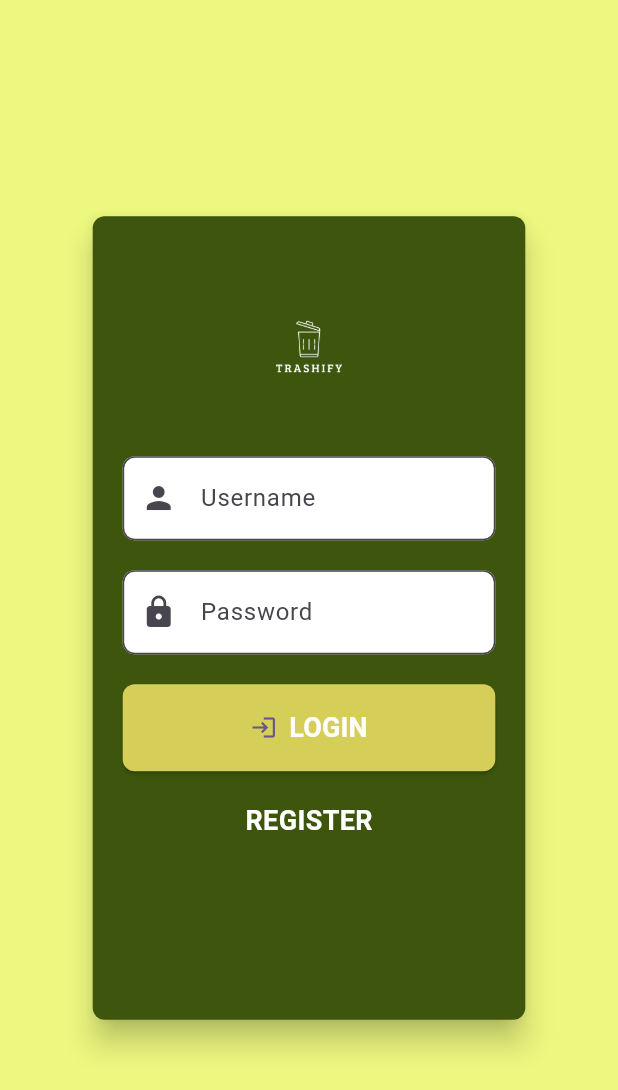
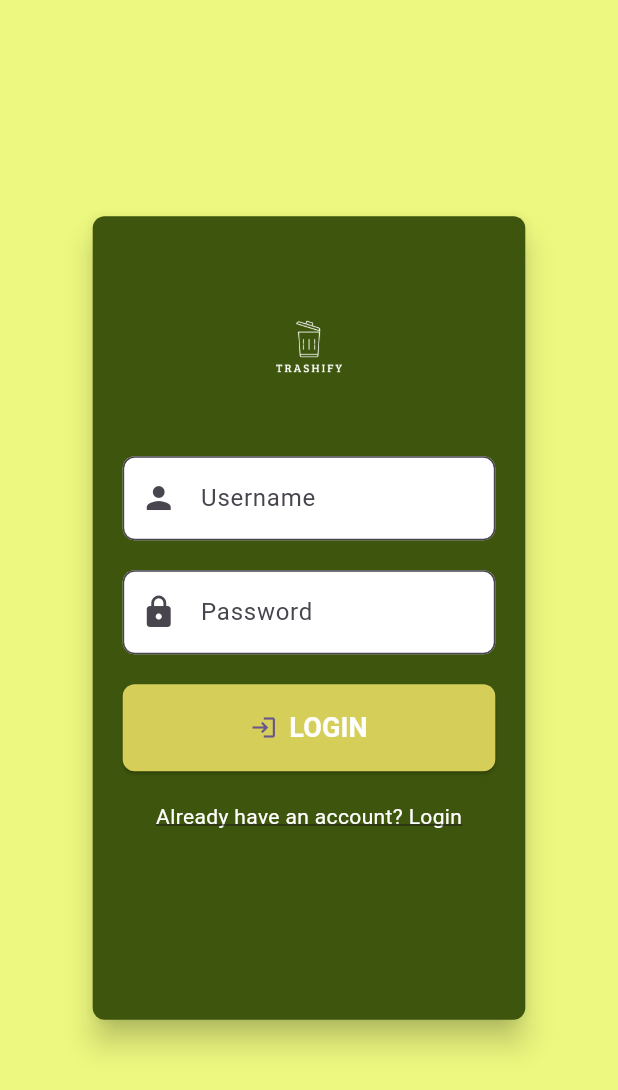
Before and after one commit to ErlanggaPuthen/PAPB_Trashify, a Flutter app: the screen it shows after launch, on a phone screen of 412 x 824 dp. Shown: the top 1090 px of the screen. Run offline on Flutter 3.47's test engine with Material 3 defaults, Android fonts, the light colour scheme and no system bars; our stand-ins replace firebase_auth, firebase_core, image_picker, shared_preferences; accounts and stored records are empty; Roboto replaces fonts that are missing (CarthagePro).

Commit message:
mengubah isi file login, register dan main

```diff
--- a/lib/login.dart
+++ b/lib/login.dart
@@ -119,19 +119,16 @@ class _SignInPageState extends State<SignInPage> {
                       ),
                     ),
                     const SizedBox(height: 20.0),
-                    InkWell(
+                    // Tambahan tulisan login
+                    GestureDetector(
                       onTap: () {
-                        Navigator.of(context).push(MaterialPageRoute(
-                          builder: (context) => SignUpPage(),
-                        ));
+                        Navigator.pushNamed(context, "/register");
                       },
-                      child: Text(
-                        'REGISTER',
+                      child: const Text(
+                        'Already have an account? Login',
                         style: TextStyle(
-                          fontFamily: 'CarthagePro',
-                          color: Colors.white,
-                          fontSize: 18.0,
-                          fontWeight: FontWeight.bold,
+                          color:Colors.white,
+                          decoration: TextDecoration.underline,
                         ),
                       ),
                     ),
--- a/lib/main.dart
+++ b/lib/main.dart
@@ -1,6 +1,7 @@
 import 'package:firebase_core/firebase_core.dart';
 import 'package:flutter/material.dart';
 import 'package:trashify_mobile/home_screen.dart';
+import 'package:trashify_mobile/register.dart';
 // import './splash_screen.dart';
 import './login.dart';
 
@@ -33,6 +34,8 @@ class MyApp extends StatelessWidget {
       home: SignInPage(),
       routes: {
         '/home': (context) => HomeScreen(), // Pastikan HomeScreen sudah di-import
+        '/login': (context) => SignInPage(),
+        '/register': (context) => SignUpPage(),
       },debugShowCheckedModeBanner: false,
     );
   }
```
Also changed, not shown: lib/register.dart (+30 -9 lines).
